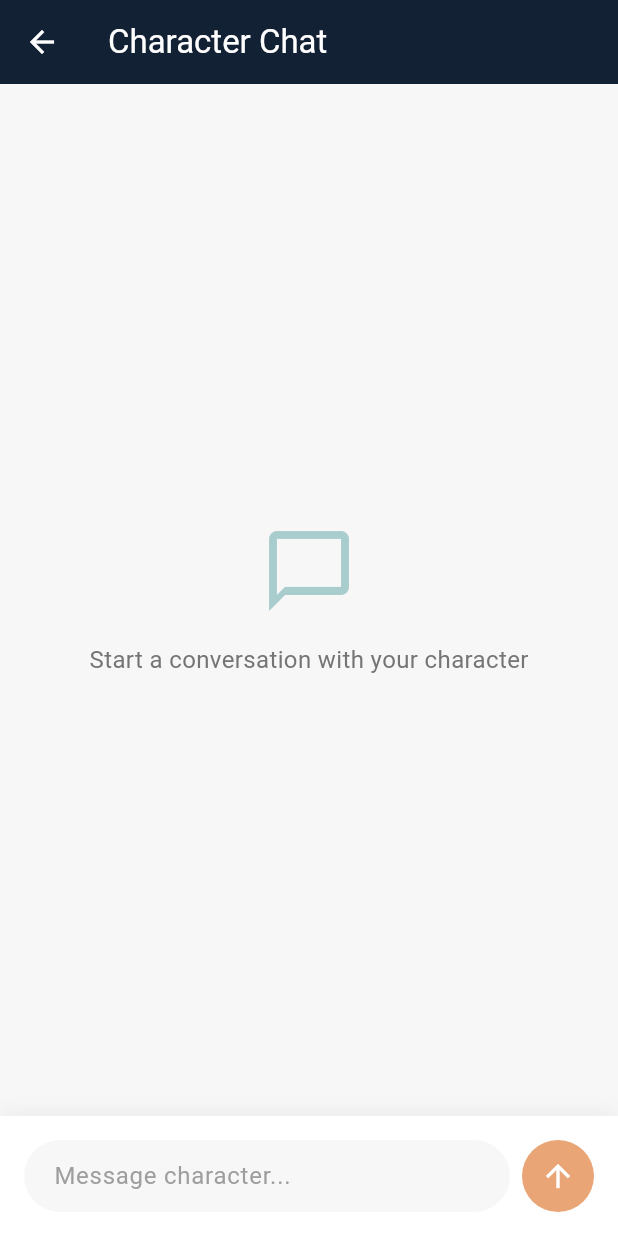
After one commit to Tazzy1907/character-compass, a Flutter app: the screen it shows after launch, after a tap on the "chat bubble outline" icon, on a phone screen of 412 x 824 dp. The commit adds this screen. Run offline on Flutter 3.47's test engine with Material 3 defaults, Android fonts, the light colour scheme and no system bars; our stand-ins replace font_awesome_flutter.

Commit message:
Made temporary chat screen to test persona API

```diff
--- /dev/null
+++ b/frontend/lib/models/chat_message.dart
@@ -0,0 +1,9 @@
+// Model for chat messages
+class ChatMessage {
+  final String text;
+  final bool isUser;
+  final DateTime timestamp;
+
+  ChatMessage({required this.text, required this.isUser, DateTime? timestamp})
+    : timestamp = timestamp ?? DateTime.now();
+}
--- /dev/null
+++ b/frontend/lib/screens/chat/chat_screen.dart
@@ -0,0 +1,306 @@
+import 'package:flutter/material.dart';
+import '../../models/chat_message.dart';
+import '../../style.dart';
+
+class ChatScreen extends StatefulWidget {
+  const ChatScreen({super.key});
+
+  @override
+  State<ChatScreen> createState() => _ChatScreenState();
+}
+
+class _ChatScreenState extends State<ChatScreen> {
+  final TextEditingController _messageController = TextEditingController();
+  final ScrollController _scrollController = ScrollController();
+  final List<ChatMessage> _messages = [];
+  bool _isTyping = false;
+
+  @override
+  void dispose() {
+    _messageController.dispose();
+    _scrollController.dispose();
+    super.dispose();
+  }
+
+  void _scrollToBottom() {
+    WidgetsBinding.instance.addPostFrameCallback((_) {
+      if (_scrollController.hasClients) {
+        _scrollController.animateTo(
+          _scrollController.position.maxScrollExtent,
+          duration: const Duration(milliseconds: 300),
+          curve: Curves.easeOut,
+        );
+      }
+    });
+  }
+
+  Future<void> _sendMessage() async {
+    final text = _messageController.text.trim();
+    if (text.isEmpty) return;
+
+    // Add user message
+    setState(() {
+      _messages.add(ChatMessage(text: text, isUser: true));
+      _messageController.clear();
+    });
+    _scrollToBottom();
+
+    // Simulate typing indicator
+    setState(() {
+      _isTyping = true;
+    });
+
+    // Simulate bot response (replace with actual API call later)
+    await Future.delayed(const Duration(seconds: 1));
+
+    setState(() {
+      _isTyping = false;
+      _messages.add(
+        ChatMessage(
+          text:
+              "I'm a character chatbot. I'll be connected to the backend soon!",
+          isUser: false,
+        ),
+      );
+    });
+    _scrollToBottom();
+  }
+
+  @override
+  Widget build(BuildContext context) {
+    return Scaffold(
+      backgroundColor: const Color(0xFFF7F7F8),
+      appBar: AppBar(
+        backgroundColor: darkColor,
+        iconTheme: const IconThemeData(color: Colors.white),
+        title: const Text(
+          "Character Chat",
+          style: TextStyle(color: Colors.white),
+        ),
+        elevation: 0,
+      ),
+      body: Column(
+        children: [
+          // Messages list
+          Expanded(
+            child: _messages.isEmpty
+                ? Center(
+                    child: Column(
+                      mainAxisAlignment: MainAxisAlignment.center,
+                      children: [
+                        Icon(
+                          Icons.chat_bubble_outline,
+                          size: 64,
+                          color: lightColor.withOpacity(0.5),
+                        ),
+                        const SizedBox(height: 16),
+                        Text(
+                          "Start a conversation with your character",
+                          style: TextStyle(
+                            fontSize: 16,
+                            color: Colors.grey[600],
+                          ),
+                        ),
+                      ],
+                    ),
+                  )
+                : ListView.builder(
+                    controller: _scrollController,
+                    padding: const EdgeInsets.all(16),
+                    itemCount: _messages.length + (_isTyping ? 1 : 0),
+                    itemBuilder: (context, index) {
+                      if (index == _messages.length && _isTyping) {
+                        return _buildTypingIndicator();
+                      }
+                      final message = _messages[index];
+                      return _buildMessageBubble(message);
+                    },
+                  ),
+          ),
+          // Input area
+          _buildInputArea(),
+        ],
+      ),
+    );
+  }
+
+  Widget _buildMessageBubble(ChatMessage message) {
+    return Padding(
+      padding: const EdgeInsets.only(bottom: 16),
+      child: Row(
+        mainAxisAlignment: message.isUser
+            ? MainAxisAlignment.end
+            : MainAxisAlignment.start,
+        crossAxisAlignment: CrossAxisAlignment.start,
+        children: [
+          if (!message.isUser) ...[
+            CircleAvatar(
+              backgroundColor: lightColor,
+              radius: 16,
+              child: const Icon(Icons.person, size: 20, color: Colors.white),
+            ),
+            const SizedBox(width: 8),
+          ],
+          Flexible(
+            child: Container(
+              padding: const EdgeInsets.symmetric(horizontal: 16, vertical: 12),
+              decoration: BoxDecoration(
+                color: message.isUser ? highlightColor : Colors.white,
+                borderRadius: BorderRadius.circular(18),
+                boxShadow: [
+                  BoxShadow(
+                    color: Colors.black.withOpacity(0.05),
+                    blurRadius: 5,
+                    offset: const Offset(0, 2),
+                  ),
+                ],
+              ),
+              child: Text(
+                message.text,
+                style: TextStyle(
+                  fontSize: 15,
+                  color: message.isUser ? Colors.white : Colors.black87,
+                  height: 1.4,
+                ),
+              ),
+            ),
+          ),
+          if (message.isUser) ...[
+            const SizedBox(width: 8),
+            CircleAvatar(
+              backgroundColor: darkColor,
+              radius: 16,
+              child: const Icon(Icons.person, size: 20, color: Colors.white),
+            ),
+          ],
+        ],
+      ),
+    );
+  }
+
+  Widget _buildTypingIndicator() {
+    return Padding(
+      padding: const EdgeInsets.only(bottom: 16),
+      child: Row(
+        mainAxisAlignment: MainAxisAlignment.start,
+        crossAxisAlignment: CrossAxisAlignment.start,
+        children: [
+          CircleAvatar(
+            backgroundColor: lightColor,
+            radius: 16,
+            child: const Icon(Icons.person, size: 20, color: Colors.white),
+          ),
+          const SizedBox(width: 8),
+          Container(
+            padding: const EdgeInsets.symmetric(horizontal: 16, vertical: 12),
+            decoration: BoxDecoration(
+              color: Colors.white,
+              borderRadius: BorderRadius.circular(18),
+              boxShadow: [
+                BoxShadow(
+                  color: Colors.black.withOpacity(0.05),
+                  blurRadius: 5,
+                  offset: const Offset(0, 2),
+                ),
+              ],
+            ),
+            child: Row(
+              mainAxisSize: MainAxisSize.min,
+              children: [
+                _buildDot(0),
+                const SizedBox(width: 4),
+                _buildDot(1),
+                const SizedBox(width: 4),
+                _buildDot(2),
+              ],
+            ),
+          ),
+        ],
+      ),
+    );
+  }
+
+  Widget _buildDot(int index) {
+    return TweenAnimationBuilder<double>(
+      tween: Tween(begin: 0.0, end: 1.0),
+      duration: const Duration(milliseconds: 600),
+      builder: (context, value, child) {
+        final delay = index * 0.2;
+        final animatedValue = (value - delay).clamp(0.0, 1.0);
+        return Opacity(
+          opacity: 0.3 + (animatedValue * 0.7),
+          child: Container(
+            width: 8,
+            height: 8,
+            decoration: BoxDecoration(
+              color: lightColor,
+              shape: BoxShape.circle,
+            ),
+          ),
+        );
+      },
+      onEnd: () {
+        if (mounted) {
+          setState(() {});
+        }
+      },
+    );
+  }
+
+  Widget _buildInputArea() {
+    return Container(
+      decoration: BoxDecoration(
+        color: Colors.white,
+        boxShadow: [
+          BoxShadow(
+            color: Colors.black.withOpacity(0.05),
+            blurRadius: 10,
+            offset: const Offset(0, -2),
+          ),
+        ],
+      ),
+      padding: const EdgeInsets.all(16),
+      child: SafeArea(
+        child: Row(
+          children: [
+            Expanded(
+              child: Container(
+                decoration: BoxDecoration(
+                  color: const Color(0xFFF7F7F8),
+                  borderRadius: BorderRadius.circular(24),
+                ),
+                child: TextField(
+                  controller: _messageController,
+                  decoration: InputDecoration(
+                    hintText: "Message character...",
+                    hintStyle: TextStyle(color: Colors.grey[500]),
+                    border: InputBorder.none,
+                    contentPadding: const EdgeInsets.symmetric(
+                      horizontal: 20,
+                      vertical: 12,
+                    ),
+                  ),
+                  maxLines: null,
+                  textCapitalization: TextCapitalization.sentences,
+                  onSubmitted: (_) => _sendMessage(),
+                ),
+              ),
+            ),
+            const SizedBox(width: 8),
+            Container(
+              decoration: BoxDecoration(
+                color: highlightColor,
+                shape: BoxShape.circle,
+              ),
+              child: IconButton(
+                icon: const Icon(Icons.arrow_upward, color: Colors.white),
+                onPressed: _sendMessage,
+                padding: const EdgeInsets.all(12),
+              ),
+            ),
+          ],
+        ),
+      ),
+    );
+  }
+}
--- a/frontend/lib/screens/home/home_screen.dart
+++ b/frontend/lib/screens/home/home_screen.dart
@@ -4,6 +4,7 @@ import 'widgets/add_item_dialog.dart';
 import '../../models/card_item.dart';
 import '../../api/api_service.dart';
 import '../../style.dart';
+import '../chat/chat_screen.dart';
 
 // HomeScreen is now a StatefulWidget to manage the list of items.
 class HomeScreen extends StatefulWidget {
@@ -87,6 +88,18 @@ class _HomeScreenState extends State<HomeScreen> {
           "CharacterCompass",
           style: TextStyle(color: Colors.white),
         ),
+        actions: [
+          IconButton(
+            icon: const Icon(Icons.chat_bubble_outline, color: Colors.white),
+            tooltip: 'Character Chat',
+            onPressed: () {
+              Navigator.push(
+                context,
+                MaterialPageRoute(builder: (context) => const ChatScreen()),
+              );
+            },
+          ),
+        ],
       ),
       body: _buildBody(),
       floatingActionButton: FloatingActionButton(
```
